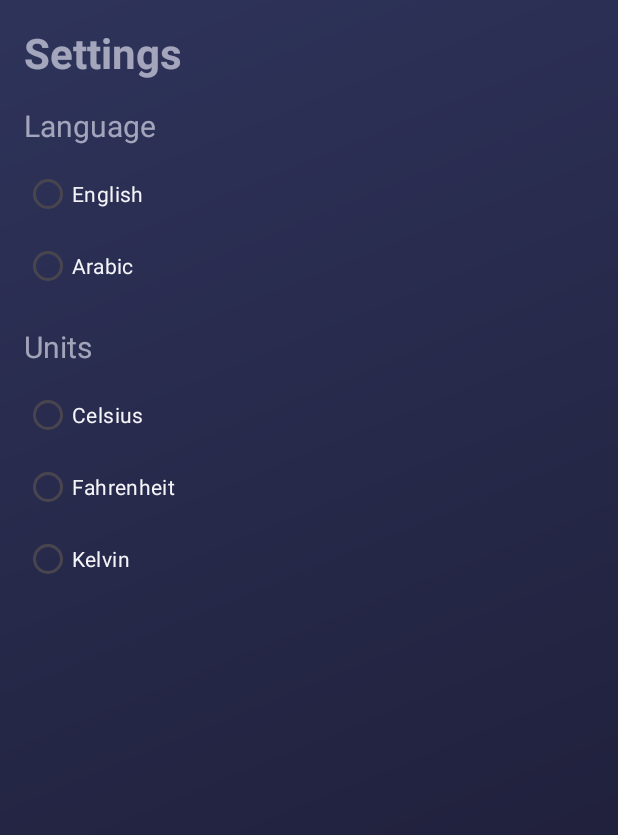
After one commit to sobaih12/WeatherForecast, an Android app: the SettingActivity screen opened directly, with no data from a screen before it, on a phone screen of 412 x 824 dp. The commit adds this screen. Shown: the top 835 px of the screen. Run offline under Robolectric (Android 15) with nearby library versions, the phone set to English and light mode, and no system bars.

Commit message:
setting activity

```diff
--- a/app/src/main/java/com/example/weatherforecast/favoritePage/view/FavoriteActivity.kt
+++ b/app/src/main/java/com/example/weatherforecast/favoritePage/view/FavoriteActivity.kt
@@ -44,11 +44,13 @@ class FavoriteActivity : AppCompatActivity(),OnDeleteClickListener {
         binding.addToFavorite.setOnClickListener {
             val intent = Intent(this, MapActivity::class.java)
             startActivity(intent)
+            finish()
         }
 
         binding.home.setOnClickListener {
             val intent = Intent(this, HomeActivity::class.java)
             startActivity(intent)
+
         }
     }
 
--- a/app/src/main/java/com/example/weatherforecast/favoritePage/view/MapActivity.kt
+++ b/app/src/main/java/com/example/weatherforecast/favoritePage/view/MapActivity.kt
@@ -17,6 +17,7 @@ import com.example.weatherforecast.model.repository.WeatherRepository
 import com.example.weatherforecast.model.utils.ApiState
 import com.example.weatherforecast.model.utils.Constants
 import com.example.weatherforecast.model.utils.Converter
+import com.example.weatherforecast.model.utils.PreferenceManager
 import com.google.android.gms.maps.CameraUpdateFactory
 import com.google.android.gms.maps.GoogleMap
 import com.google.android.gms.maps.OnMapReadyCallback
@@ -72,8 +73,8 @@ class MapActivity : AppCompatActivity(),OnMapReadyCallback {
     override fun onMapReady(googleMap: GoogleMap) {
         val map = googleMap
 
-        val initialLocation = LatLng(30.58, 32.27)
-        map.moveCamera(CameraUpdateFactory.newLatLngZoom(initialLocation, 3F))
+        val initialLocation = LatLng(PreferenceManager.getLatitude(this),PreferenceManager.getLongitude(this))
+        map.moveCamera(CameraUpdateFactory.newLatLngZoom(initialLocation, 5F))
 
         map.addMarker(MarkerOptions().position(initialLocation))
         // Set up marker click listener
--- /dev/null
+++ b/app/src/main/java/com/example/weatherforecast/settingPage/SettingActivity.kt
@@ -0,0 +1,65 @@
+package com.example.weatherforecast.settingPage
+
+import android.content.Context
+import androidx.appcompat.app.AppCompatActivity
+import android.os.Bundle
+import android.widget.RadioButton
+import android.widget.RadioGroup
+import com.example.weatherforecast.R
+import com.example.weatherforecast.databinding.ActivityHomeBinding
+import com.example.weatherforecast.databinding.ActivitySettingBinding
+import com.example.weatherforecast.model.utils.Constants
+import com.example.weatherforecast.model.utils.PreferenceManager
+
+class SettingActivity : AppCompatActivity() {
+    lateinit var binding :ActivitySettingBinding
+    override fun onCreate(savedInstanceState: Bundle?) {
+        super.onCreate(savedInstanceState)
+        binding = ActivitySettingBinding.inflate(layoutInflater)
+        setContentView(binding.root)
+
+        binding.apply {
+            arabicRadioButton.setOnClickListener {
+                PreferenceManager.saveLanguage(this@SettingActivity, Constants.LANGUAGE_AR)
+            }
+            englishRadioButton.setOnClickListener {
+                PreferenceManager.saveLanguage(this@SettingActivity, Constants.LANGUAGE_EN)
+            }
+            celsiusRadioButton.setOnClickListener {
+                PreferenceManager.saveTempUnit(this@SettingActivity, Constants.UNITS_CELSIUS)
+            }
+            fahrenheitRadioButton.setOnClickListener {
+                PreferenceManager.saveTempUnit(this@SettingActivity, Constants.UNITS_FAHRENHEIT)
+            }
+            kelvinRadioButton.setOnClickListener {
+                PreferenceManager.saveTempUnit(this@SettingActivity, Constants.UNITS_DEFAULT)
+            }
+        }
+
+    }
+//    fun getSelectedLanguageRadioButton(context: Context): RadioButton? {
+//        val savedLanguage = PreferenceManager.getLanguage(context)
+//        return when (savedLanguage) {
+//            "English" -> findViewById<RadioButton>(R.id.englishRadioButton)
+//            "Arabic" -> findViewById<RadioButton>(R.id.arabicRadioButton)
+//            else -> null
+//        }
+//    }
+//
+//    fun getSelectedUnitRadioButton(context: Context): RadioButton? {
+//        val savedUnit = PreferenceManager.getTempUnit(context)
+//        return when (savedUnit) {
+//            "Celsius" -> findViewById<RadioButton>(R.id.celsiusRadioButton)
+//            "Fahrenheit" -> findViewById<RadioButton>(R.id.fahrenheitRadioButton)
+//            "Kelvin" -> findViewById<RadioButton>(R.id.kelvinRadioButton)
+//            else -> null
+//        }
+//    }
+//    private fun setSelectedRadioButtons() {
+//        val selectedLanguageRadioButton = getSelectedLanguageRadioButton(this)
+//        selectedLanguageRadioButton?.isChecked = true
+//
+//        val selectedUnitRadioButton = getSelectedUnitRadioButton(this)
+//        selectedUnitRadioButton?.isChecked = true
+//    }
+}
--- /dev/null
+++ b/app/src/main/res/layout/activity_setting.xml
@@ -0,0 +1,102 @@
+<?xml version="1.0" encoding="utf-8"?>
+<androidx.constraintlayout.widget.ConstraintLayout xmlns:android="http://schemas.android.com/apk/res/android"
+    xmlns:app="http://schemas.android.com/apk/res-auto"
+    xmlns:tools="http://schemas.android.com/tools"
+    android:layout_width="match_parent"
+    android:layout_height="match_parent"
+    android:background="@drawable/starry_mountain"
+    tools:context=".settingPage.SettingActivity">
+
+    <TextView
+        android:id="@+id/titleTextView"
+        android:layout_width="wrap_content"
+        android:layout_height="wrap_content"
+        android:text="Settings"
+        android:textColor="@color/grey"
+        android:textSize="28sp"
+        android:textStyle="bold"
+        app:layout_constraintStart_toStartOf="parent"
+        app:layout_constraintTop_toTopOf="parent"
+        android:layout_marginStart="16dp"
+        android:layout_marginTop="16dp"/>
+
+    <TextView
+        android:id="@+id/languageTextView"
+        android:layout_width="wrap_content"
+        android:layout_height="wrap_content"
+        android:text="Language"
+        android:textColor="@color/grey"
+        android:textSize="20sp"
+        app:layout_constraintStart_toStartOf="parent"
+        app:layout_constraintTop_toBottomOf="@id/titleTextView"
+        android:layout_marginTop="16dp"
+        android:layout_marginStart="16dp"/>
+
+    <RadioGroup
+        android:id="@+id/languageRadioGroup"
+        android:layout_width="wrap_content"
+        android:layout_height="wrap_content"
+        app:layout_constraintStart_toStartOf="parent"
+        app:layout_constraintTop_toBottomOf="@id/languageTextView"
+        android:layout_marginTop="8dp"
+        android:layout_marginStart="16dp">
+
+        <RadioButton
+            android:id="@+id/englishRadioButton"
+            android:layout_width="wrap_content"
+            android:layout_height="wrap_content"
+            android:textColor="@color/offWhite"
+            android:text="English" />
+
+        <RadioButton
+            android:id="@+id/arabicRadioButton"
+            android:layout_width="wrap_content"
+            android:layout_height="wrap_content"
+            android:textColor="@color/offWhite"
+            android:text="Arabic" />
+    </RadioGroup>
+
+    <TextView
+        android:id="@+id/unitTextView"
+        android:layout_width="wrap_content"
+        android:layout_height="wrap_content"
+        android:text="Units"
+        android:textSize="20sp"
+        android:textColor="@color/grey"
+        app:layout_constraintStart_toStartOf="parent"
+        app:layout_constraintTop_toBottomOf="@id/languageRadioGroup"
+        android:layout_marginTop="16dp"
+        android:layout_marginStart="16dp"/>
+
+    <RadioGroup
+        android:id="@+id/unitRadioGroup"
+        android:layout_width="wrap_content"
+        android:layout_height="wrap_content"
+        app:layout_constraintStart_toStartOf="parent"
+        app:layout_constraintTop_toBottomOf="@id/unitTextView"
+        android:layout_marginTop="8dp"
+        android:layout_marginStart="16dp">
+
+        <RadioButton
+            android:id="@+id/celsiusRadioButton"
+            android:layout_width="wrap_content"
+            android:layout_height="wrap_content"
+            android:textColor="@color/offWhite"
+            android:text="Celsius" />
+
+        <RadioButton
+            android:id="@+id/fahrenheitRadioButton"
+            android:layout_width="wrap_content"
+            android:layout_height="wrap_content"
+            android:textColor="@color/offWhite"
+            android:text="Fahrenheit" />
+
+        <RadioButton
+            android:id="@+id/kelvinRadioButton"
+            android:layout_width="wrap_content"
+            android:layout_height="wrap_content"
+            android:textColor="@color/offWhite"
+            android:text="Kelvin" />
+    </RadioGroup>
+
+</androidx.constraintlayout.widget.ConstraintLayout>
```
Also changed, not shown: app/src/main/AndroidManifest.xml (+10 -7 lines), app/src/main/java/com/example/weatherforecast/MainActivity.kt (+11 -8 lines), app/src/main/java/com/example/weatherforecast/homePage/view/HomeActivity.kt (+43 -32 lines), app/src/main/java/com/example/weatherforecast/model/utils/PreferenceManager.kt (added, +55 -0 lines), app/src/main/res/layout/activity_favorite.xml (+3 -5 lines).
